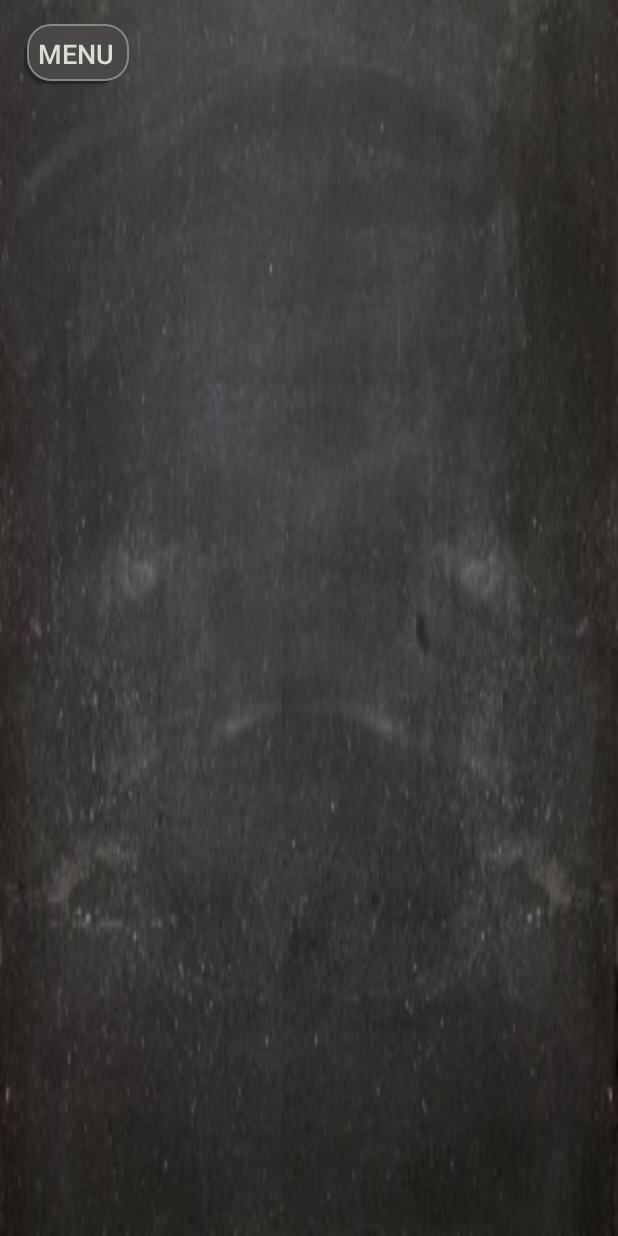
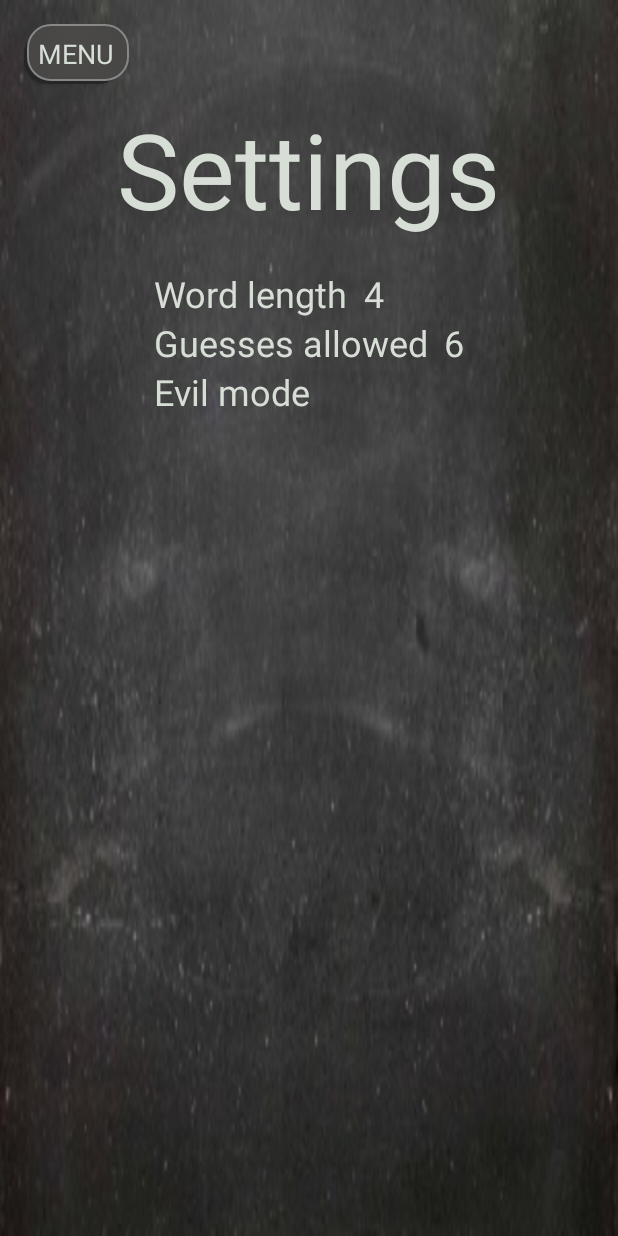
Before and after one commit to Victordh/EvilHangman, an Android app: the SettingsActivity screen opened directly, with no data from a screen before it, on a phone screen of 412 x 824 dp. Run offline under Robolectric (Android 15) with nearby library versions, the phone set to English and light mode, and no system bars; Roboto replaces fonts that are not available here; 2 statements that could not run were skipped.

Commit message:
finished Good Gameplay, added settings elements

```diff
--- a/app/src/main/java/com/example/bubbles/evilhangman/EvilGameplay.java
+++ b/app/src/main/java/com/example/bubbles/evilhangman/EvilGameplay.java
@@ -1,5 +1,5 @@
 package com.example.bubbles.evilhangman;
 
-public class EvilGameplay extends Gameplay{
+//public class EvilGameplay extends Gameplay{
 
-}
+//}
--- a/app/src/main/java/com/example/bubbles/evilhangman/Gameplay.java
+++ b/app/src/main/java/com/example/bubbles/evilhangman/Gameplay.java
@@ -1,8 +1,6 @@
 package com.example.bubbles.evilhangman;
 
-import java.util.Random;
-
-public class Gameplay {
+public abstract class Gameplay {
 
     String word_picked;
 
@@ -32,21 +30,7 @@ public class Gameplay {
     }
 
     // returns the word placeholders with all non-guessed letters as ?
-    public String letter_in_word_picked(String letter, String questionmarks) {
-        // checks if letter is in the_word
-        if (word_picked.contains(letter)) {
-            // changes the ?(s) to the correct letter
-            char[] qmarks = questionmarks.toCharArray();
-            char[] word = word_picked.toCharArray();
-            for (int i = 0; i < word.length; i++) {
-                if (word[i] == letter.toCharArray()[0]) {
-                    qmarks[i * 2] = letter.toCharArray()[0];
-                }
-            }
-            questionmarks = new String(qmarks);
-        }
-        return questionmarks;
-    }
+    public abstract String letter_in_word_picked(String letter, String questionmarks);
 
     // returns the current amount of guesses left minus 1
     public int remove_one_guess(String guesses_left) {
--- a/app/src/main/java/com/example/bubbles/evilhangman/GameplayActivity.java
+++ b/app/src/main/java/com/example/bubbles/evilhangman/GameplayActivity.java
@@ -19,16 +19,14 @@ public class GameplayActivity extends Activity {
 
     static String[] words;
     String word;
-    Gameplay gameplay;
     GoodGameplay goodgameplay;
 
     @Override
     protected void onCreate(Bundle savedInstanceState) {
         super.onCreate(savedInstanceState);
         setContentView(R.layout.activity_gameplay);
-        gameplay = new Gameplay();
         goodgameplay = new GoodGameplay();
-        words = getResources().getStringArray(R.array.words_short);
+        words = getResources().getStringArray(R.array.words);
 
         initialise();
         reset();
@@ -52,19 +50,19 @@ public class GameplayActivity extends Activity {
         String input = letter_input.getText().toString();
         String tried = letters_tried.getText().toString();
         // check if the input is a valid letter and not tried yet
-        String letter = gameplay.get_letter_input(input, tried);
+        String letter = goodgameplay.get_letter_input(input, tried);
         if (!letter.equals("false")){
             // add letter to letters tried
             letters_tried.setText(tried + " " + letter);
 
             String qmarks = questionmarks.getText().toString();
             // check if the letter is in the word
-            String temp = gameplay.letter_in_word_picked(letter, qmarks);
+            String temp = goodgameplay.letter_in_word_picked(letter, qmarks);
             // if it is, change placeholders
             if (!qmarks.equals(temp)) {
                 questionmarks.setText(temp);
                 // shows win picture if user wins
-                if (gameplay.word_revealed(temp)) {
+                if (goodgameplay.word_revealed(temp)) {
                     hangman.setImageResource(R.drawable.win);
                     guess_button.setVisibility(View.INVISIBLE);
                 }
@@ -72,7 +70,7 @@ public class GameplayActivity extends Activity {
             // if it's not, remove one guess and adjust the picture
             else {
                 String guesses = guesses_left.getText().toString();
-                int amount = gameplay.remove_one_guess(guesses);
+                int amount = goodgameplay.remove_one_guess(guesses);
                 guesses_left.setText(Integer.toString(amount));
                 String image = "left_" + Integer.toString(amount);
                 int resID = getResources().getIdentifier(image, "drawable", getPackageName());
@@ -80,7 +78,7 @@ public class GameplayActivity extends Activity {
                 // shows word if user loses
                 if (guesses_left.getText().charAt(0) == '0') {
                     guess_button.setVisibility(View.INVISIBLE);
-                    questionmarks.setText(gameplay.the_word_was());
+                    questionmarks.setText(goodgameplay.the_word_was());
                 }
             }
         }
@@ -96,7 +94,7 @@ public class GameplayActivity extends Activity {
     // resets guesses left, letters tried, picture
     private void reset() {
         word = goodgameplay.random_word();
-        questionmarks.setText(gameplay.set_questionmarks());
+        questionmarks.setText(goodgameplay.set_questionmarks());
         set_questionmark_size();
 
         letters_tried.setText(R.string.letters_tried);
--- a/app/src/main/java/com/example/bubbles/evilhangman/GoodGameplay.java
+++ b/app/src/main/java/com/example/bubbles/evilhangman/GoodGameplay.java
@@ -10,4 +10,20 @@ public class GoodGameplay extends Gameplay{
         word_picked = GameplayActivity.words[n];
         return word_picked;
     }
+
+    public String letter_in_word_picked(String letter, String questionmarks) {
+        // checks if letter is in the_word
+        if (word_picked.contains(letter)) {
+            // changes the ?(s) to the correct letter
+            char[] qmarks = questionmarks.toCharArray();
+            char[] word = word_picked.toCharArray();
+            for (int i = 0; i < word.length; i++) {
+                if (word[i] == letter.toCharArray()[0]) {
+                    qmarks[i * 2] = letter.toCharArray()[0];
+                }
+            }
+            questionmarks = new String(qmarks);
+        }
+        return questionmarks;
+    }
 }
--- a/app/src/main/res/layout-land/activity_settings.xml
+++ b/app/src/main/res/layout-land/activity_settings.xml
@@ -10,11 +10,17 @@
     android:paddingBottom="@dimen/activity_vertical_margin"
     tools:context="com.example.bubbles.evilhangman.SettingsActivity">
 
-    <Button
+    <com.example.bubbles.evilhangman.Views.CrayonButton
         style="@style/back_button"
         android:id="@+id/back_to_menu_button"
         android:text="@string/back_to_menu_button"
         android:onClick="back_to_menu_button_click"
     />
 
+    <com.example.bubbles.evilhangman.Views.CrayonTextView
+        style="@style/title"
+        android:id="@+id/settings_title"
+        android:text="@string/settings_title"
+    />
+
 </RelativeLayout>
--- a/app/src/main/res/layout/activity_settings.xml
+++ b/app/src/main/res/layout/activity_settings.xml
@@ -10,11 +10,94 @@
     android:paddingBottom="@dimen/activity_vertical_margin"
     tools:context="com.example.bubbles.evilhangman.SettingsActivity">
 
-    <Button
+    <com.example.bubbles.evilhangman.Views.CrayonButton
         style="@style/back_button"
         android:id="@+id/back_to_menu_button"
         android:text="@string/back_to_menu_button"
         android:onClick="back_to_menu_button_click"
     />
 
+    <com.example.bubbles.evilhangman.Views.CrayonTextView
+        style="@style/title"
+        android:id="@+id/settings_title"
+        android:text="@string/settings_title"
+        android:layout_marginTop="50dp"
+        android:layout_marginBottom="20dp"
+    />
+
+    <LinearLayout
+        android:layout_width="wrap_content"
+        android:layout_height="wrap_content"
+        android:orientation="vertical"
+        android:layout_below="@id/settings_title"
+        android:layout_centerHorizontal="true">
+
+        <LinearLayout
+            android:layout_width="wrap_content"
+            android:layout_height="wrap_content"
+            android:orientation="horizontal">
+
+            <com.example.bubbles.evilhangman.Views.CrayonTextView
+                style="@style/standard_textview"
+                android:id="@+id/word_length_text"
+                android:text="@string/word_length_text"
+                android:textSize="24sp"
+                android:layout_marginRight="5dp"
+                android:layout_marginEnd="5dp"
+            />
+
+            <com.example.bubbles.evilhangman.Views.CrayonTextView
+                style="@style/standard_textview"
+                android:id="@+id/word_length_label"
+                android:text="@string/word_length_label"
+                android:textSize="24sp"
+                android:layout_marginLeft="5dp"
+                android:layout_marginStart="5dp"
+            />
+
+        </LinearLayout>
+
+        <LinearLayout
+            android:layout_width="wrap_content"
+            android:layout_height="wrap_content"
+            android:orientation="horizontal">
+
+            <com.example.bubbles.evilhangman.Views.CrayonTextView
+                style="@style/standard_textview"
+                android:id="@+id/guesses_allowed_text"
+                android:text="@string/guesses_allowed_text"
+                android:textSize="24sp"
+                android:layout_marginRight="5dp"
+                android:layout_marginEnd="5dp"
+            />
+
+            <com.example.bubbles.evilhangman.Views.CrayonTextView
+                style="@style/standard_textview"
+                android:id="@+id/guesses_allowed_label"
+                android:text="@string/guesses_allowed_label"
+                android:textSize="24sp"
+                android:layout_marginLeft="5dp"
+                android:layout_marginStart="5dp"
+            />
+
+        </LinearLayout>
+
+        <LinearLayout
+            android:layout_width="wrap_content"
+            android:layout_height="wrap_content"
+            android:orientation="horizontal">
+
+            <com.example.bubbles.evilhangman.Views.CrayonTextView
+                style="@style/standard_textview"
+                android:id="@+id/evil_mode_text"
+                android:text="@string/evil_mode_text"
+                android:textSize="24sp"
+            />
+
+        </LinearLayout>
+
+    </LinearLayout>
+
+
+
 </RelativeLayout>
--- a/app/src/main/res/values/arrays.xml
+++ b/app/src/main/res/values/arrays.xml
@@ -1,6 +1,6 @@
 <?xml version="1.0" encoding="utf-8"?>
 <resources>
-    <string-array name="words_short">
+    <string-array name="words">
         <item>BEAR</item>
         <item>BOAR</item>
         <item>DEER</item>
--- a/app/src/main/res/values/strings.xml
+++ b/app/src/main/res/values/strings.xml
@@ -16,4 +16,11 @@
     <string name="letters_tried"></string>
     <string name="hangman_contentDescription">Picture of hangman depicting amount of guesses left</string>
 
+    <string name="settings_title">Settings</string>
+    <string name="word_length_text">Word length</string>
+    <string name="guesses_allowed_text">Guesses allowed</string>
+    <string name="evil_mode_text">Evil mode</string>
+    <string name="guesses_allowed_label">6</string>
+    <string name="word_length_label">4</string>
+
 </resources>
```
